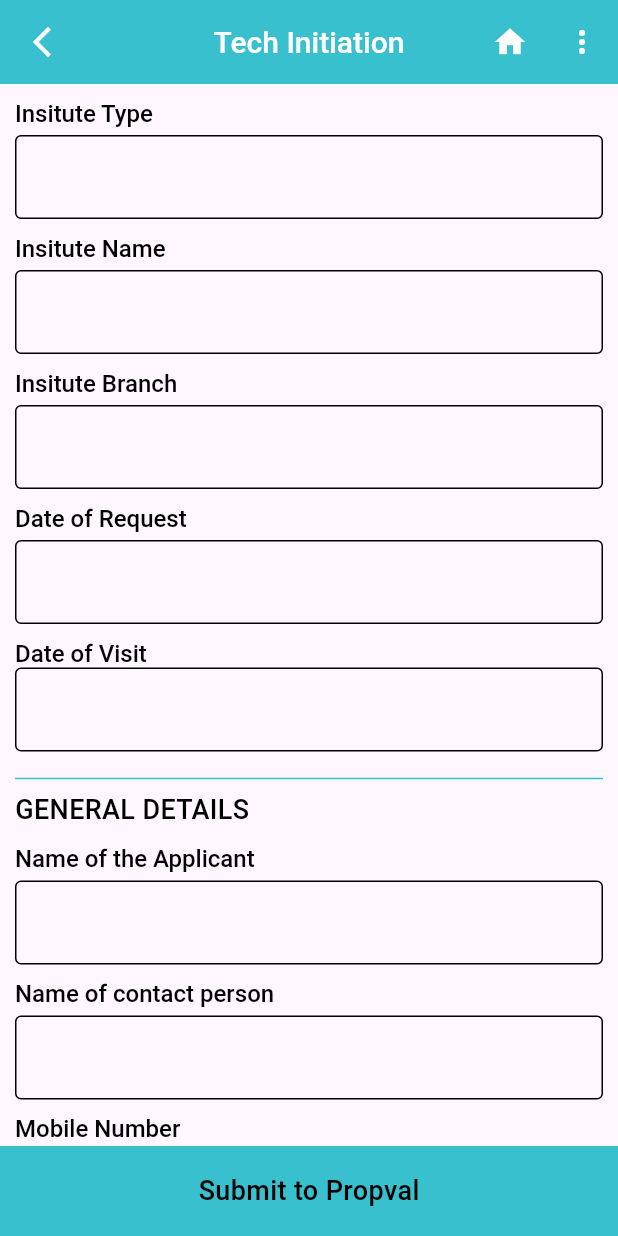
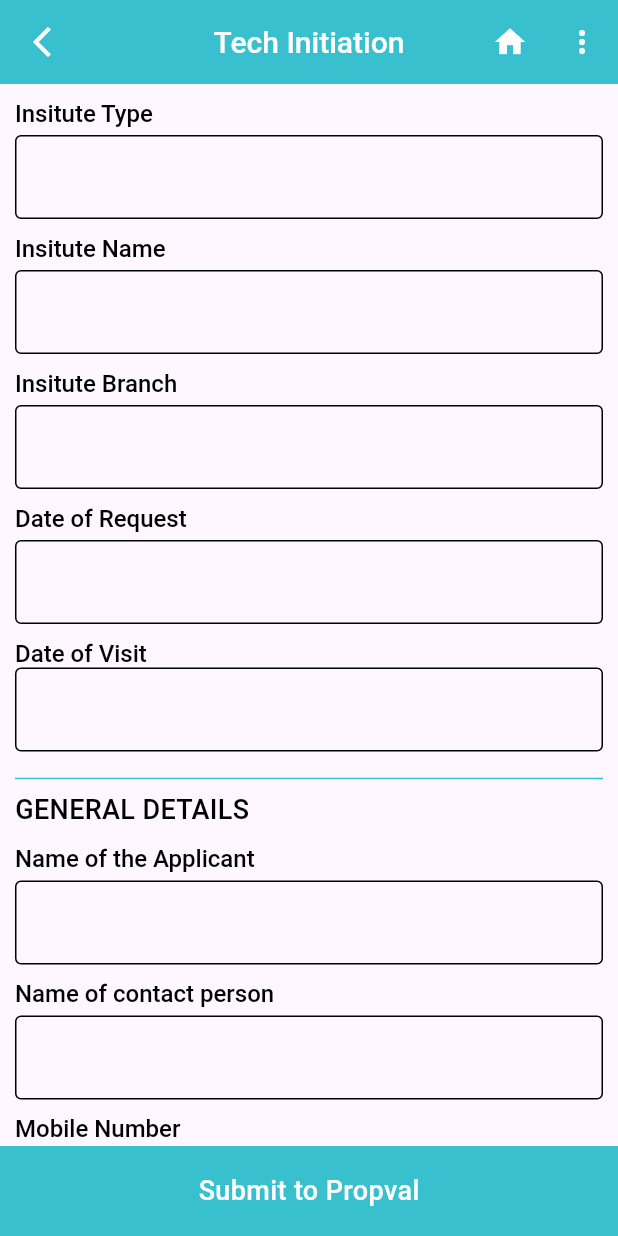
Before and after one commit to adityapatil18/property_valuation, a Flutter app: the TechInitiationScreen screen opened directly, on a phone screen of 412 x 824 dp. Run offline on Flutter 3.47's test engine with Material 3 defaults, Android fonts, the phone set to English and light mode, and no system bars; our stand-ins replace dotted_border, flutter_typeahead, image_picker, percent_indicator, shared_preferences; accounts and stored records are empty.

Commit message:
chnages done

```diff
--- a/lib/View/Screens/tech_initiation_screen.dart
+++ b/lib/View/Screens/tech_initiation_screen.dart
@@ -368,7 +368,7 @@ class _TechInitiationScreenState extends State<TechInitiationScreen> {
             color: Color(0xFF38C0CE),
             child: TextWidget(
                 text: 'Submit to Propval',
-                textcolor: Colors.black,
+                textcolor: Colors.white,
                 textsize: 18,
                 textweight: FontWeight.w500),
           ),
```
